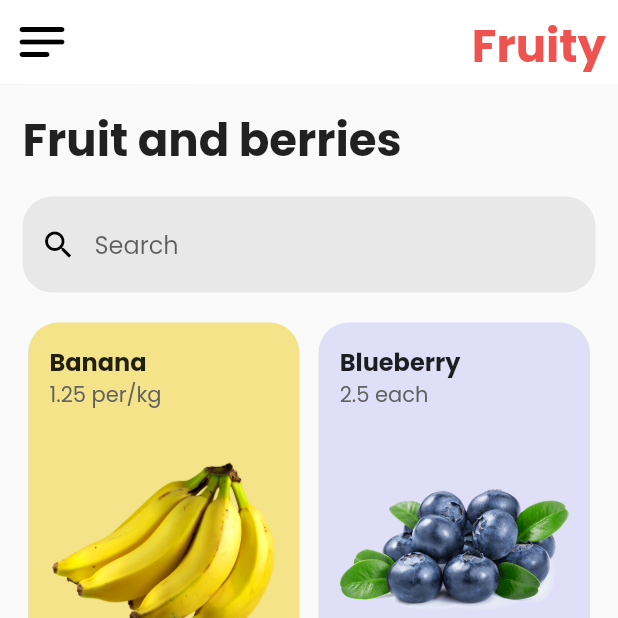
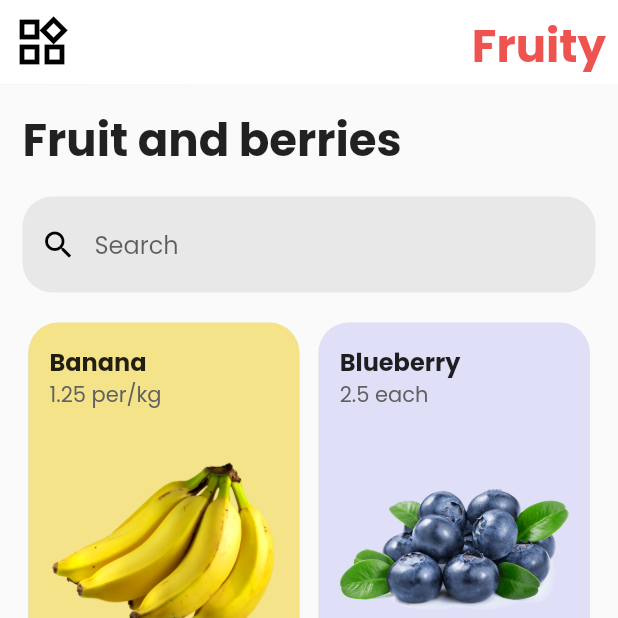
Before and after one commit to fauzirramadan/fruit_shop_ui, a Flutter app: the screen it shows after launch, on a phone screen of 412 x 824 dp, the top half of it. Run offline on Flutter 3.47's test engine with Material 2 defaults, Android fonts, the phone set to English and light mode, and no system bars; drawn by our look-alikes of flutter_advanced_drawer; our stand-ins replace google_fonts.

Commit message:
update 20 juli

```diff
--- a/lib/main.dart
+++ b/lib/main.dart
@@ -140,7 +140,7 @@ class _HomePageState extends State<HomePage> {
                 return AnimatedSwitcher(
                   duration: const Duration(milliseconds: 250),
                   child: Icon(
-                    value.visible ? Icons.clear : Icons.notes_rounded,
+                    value.visible ? Icons.clear : Icons.widgets_outlined,
                     size: 40,
                     color: Colors.black,
                     key: ValueKey<bool>(value.visible),
```
Also changed, not shown: lib/item_description.dart (+6 -7 lines), 1 other file.
